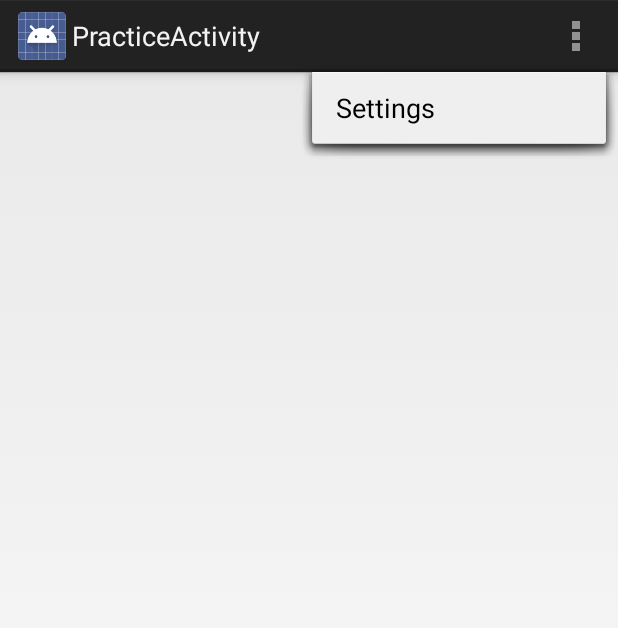
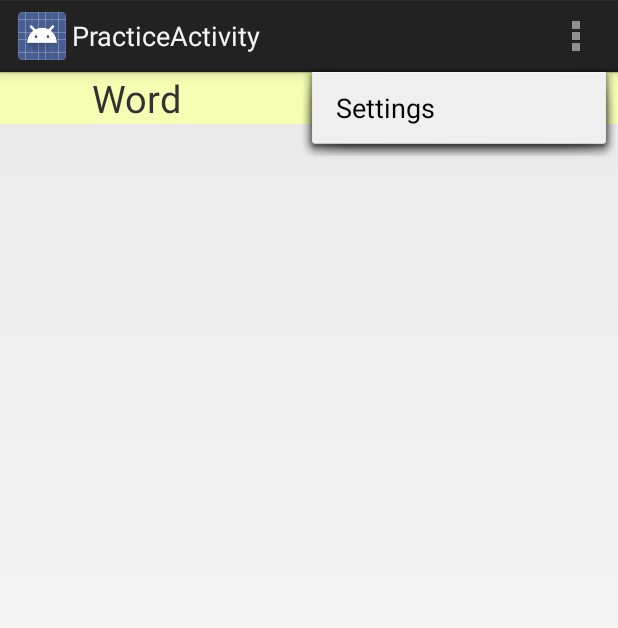
Before and after one commit to Ka6ah505/Word-Translation, an Android app: the PracticeActivity screen opened directly, with no data from a screen before it, with the options menu open, on a phone screen of 412 x 824 dp. Shown: the top 628 px of the screen. Run offline under Robolectric (Android 15) with nearby library versions, the phone set to English and light mode, and no system bars; 1 statement that could not run was skipped.

Commit message:
голова таблицы
добавил назназвание столбцов в таблице режима практика

```diff
--- a/app/src/main/res/layout/activity_practice.xml
+++ b/app/src/main/res/layout/activity_practice.xml
@@ -3,11 +3,55 @@
     android:layout_height="wrap_content"
     android:id="@+id/table_word"
     xmlns:android="http://schemas.android.com/apk/res/android"
-    android:background="#fff5ffb3">
+    android:background="#fff5ffb3"
+    android:orientation="vertical">
 
-    <ListView android:layout_width="match_parent"
-        android:layout_height="wrap_content"
-        android:id="@+id/list_pair"
-        android:clickable="false" />
+    <LinearLayout
+        android:orientation="horizontal"
+        android:layout_width="fill_parent"
+        android:layout_height="fill_parent">
+
+        <LinearLayout
+            android:orientation="vertical"
+            android:layout_width="wrap_content"
+            android:layout_height="wrap_content"
+            android:layout_weight="1">
+
+            <TextView
+                android:layout_width="wrap_content"
+                android:layout_height="wrap_content"
+                android:text="Word"
+                android:textSize="25sp"
+                android:id="@+id/textView"
+                android:layout_gravity="center_horizontal" />
+
+        </LinearLayout>
+
+        <LinearLayout
+            android:orientation="vertical"
+            android:layout_width="wrap_content"
+            android:layout_height="fill_parent"
+            android:layout_weight="1">
+
+            <TextView
+                android:layout_width="wrap_content"
+                android:layout_height="wrap_content"
+                android:text="Translate"
+                android:id="@+id/textView2"
+                android:textSize="25sp"
+                android:layout_gravity="center_horizontal" />
+        </LinearLayout>
+    </LinearLayout>
+
+    <LinearLayout
+        android:orientation="horizontal"
+        android:layout_width="fill_parent"
+        android:layout_height="fill_parent">
+
+        <ListView android:layout_width="match_parent"
+            android:layout_height="wrap_content"
+            android:id="@+id/list_pair"
+            android:clickable="false" />
+    </LinearLayout>
 
 </LinearLayout>
```
